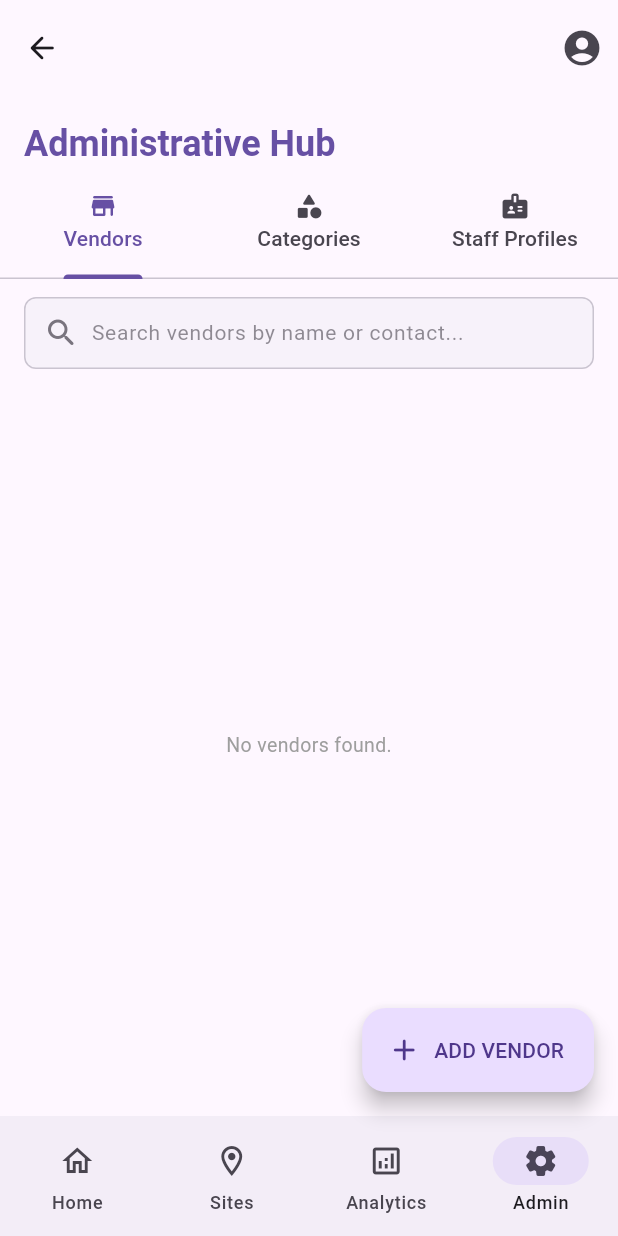
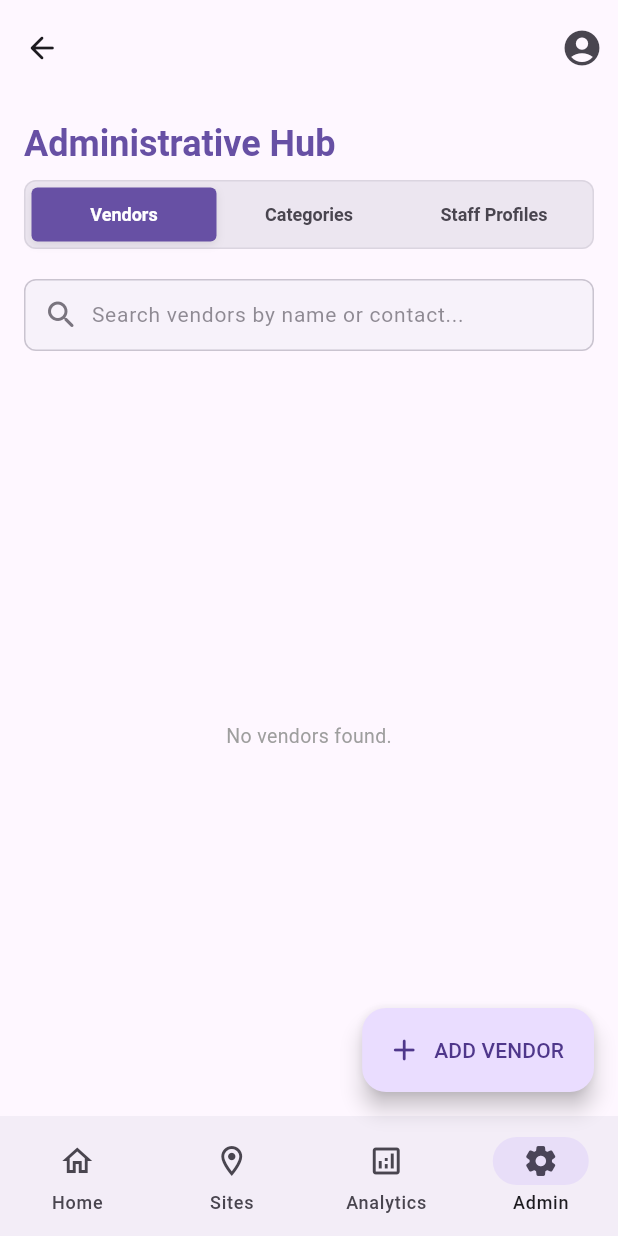
Before and after one commit to Pratik-1188/site_vault, a Flutter app: the screen it shows once a user with an empty profile is signed in, item 4 of the bottom bar chosen, on a phone screen of 412 x 824 dp. Run offline on Flutter 3.47's test engine with Material 3 defaults, Android fonts, the phone set to English and light mode, and no system bars; our stand-ins replace file_picker, flutter_riverpod, go_router, image_picker, riverpod_annotation, supabase_flutter; accounts and stored records are empty; generated files the repository leaves out were written again.

Commit message:
button group in admin hub

```diff
--- a/lib/feature/admin/screen/admin_screen.dart
+++ b/lib/feature/admin/screen/admin_screen.dart
@@ -8,6 +8,7 @@ import 'package:site_vault/shared/model/profile.dart';
 import 'package:site_vault/shared/utils/error_interceptor.dart';
 import 'package:site_vault/shared/theme/app_radius.dart';
 import 'package:site_vault/shared/widget/custom_search_bar.dart';
+import 'package:site_vault/shared/widget/button_group.dart';
 import 'package:site_vault/feature/auth/provider/auth_provider.dart';
 
 /// Central administration settings panel managing Vendors, Categories, and Profiles.
@@ -170,13 +171,23 @@ class _AdminScreenState extends ConsumerState<AdminScreen> with SingleTickerProv
                   ],
                 ),
               ],
-              bottom: TabBar(
-                controller: _tabController,
-                tabs: const [
-                  Tab(icon: Icon(Icons.store_rounded, size: 20), text: 'Vendors'),
-                  Tab(icon: Icon(Icons.category_rounded, size: 20), text: 'Categories'),
-                  Tab(icon: Icon(Icons.badge_rounded, size: 20), text: 'Staff Profiles'),
-                ],
+              bottom: PreferredSize(
+                preferredSize: const Size.fromHeight(62),
+                child: Padding(
+                  padding: const EdgeInsets.symmetric(horizontal: 16.0, vertical: 8.0),
+                  child: ButtonGroup<int>(
+                    options: const [
+                      ButtonGroupOption(value: 0, label: 'Vendors'),
+                      ButtonGroupOption(value: 1, label: 'Categories'),
+                      ButtonGroupOption(value: 2, label: 'Staff Profiles'),
+                    ],
+                    selectedValue: _tabController.index,
+                    onSelected: (index) {
+                      _tabController.animateTo(index);
+                      setState(() {});
+                    },
+                  ),
+                ),
               ),
             ),
           ];
```
